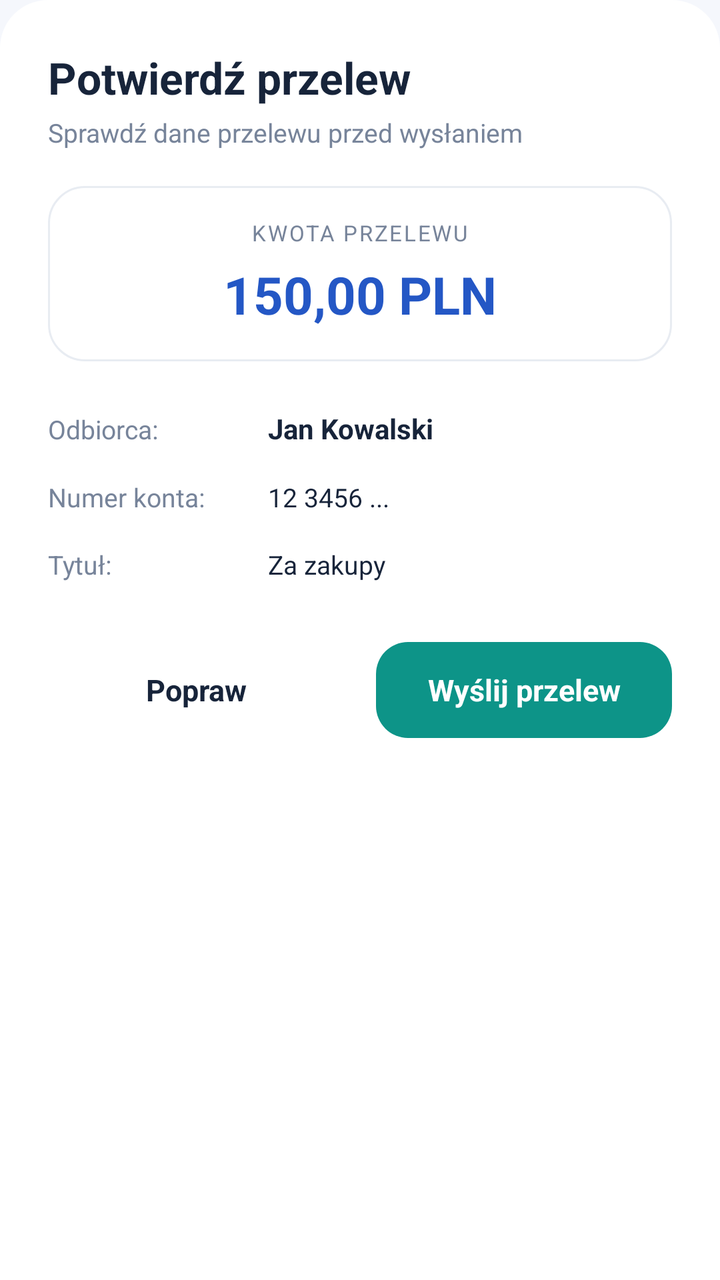
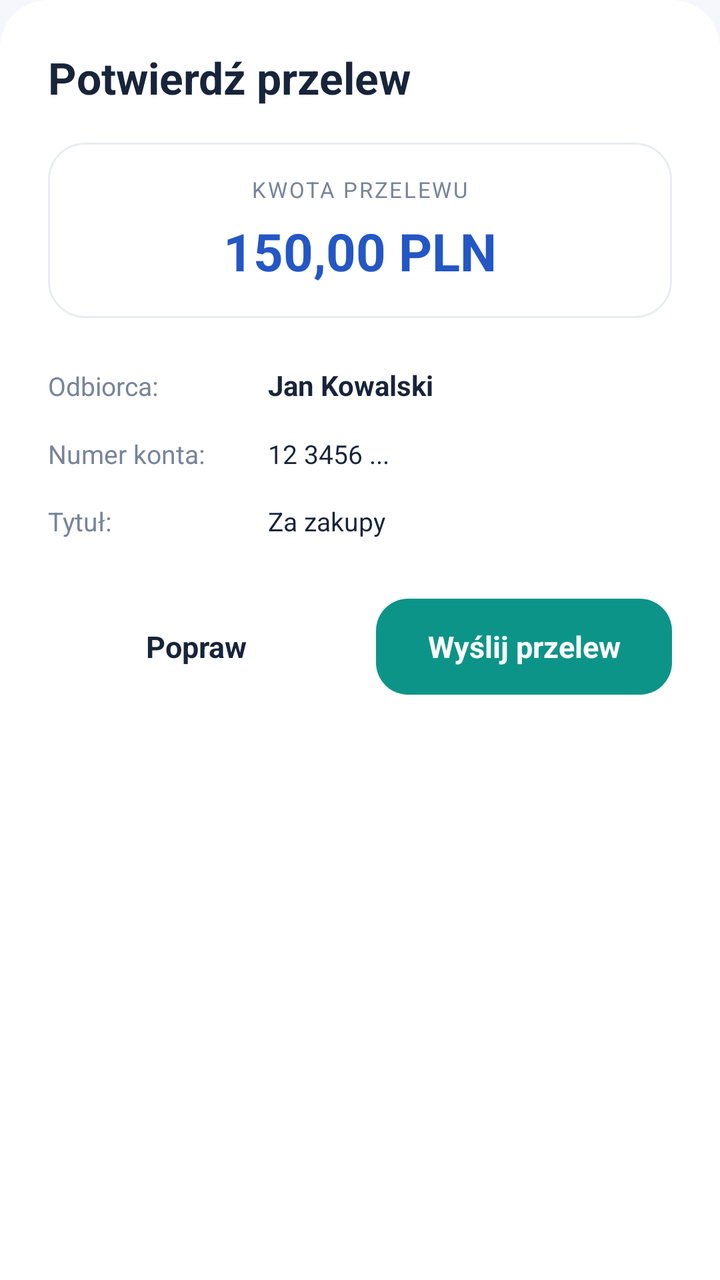

Two renders of the same Android screen: before a commit and after it. Below are the layout's source before the change and the commit's diff.
<!-- AndroidManifest.xml: application theme Theme.Bank3 -->
<!-- res/layout/dialog_confirm_transfer.xml -->
<?xml version="1.0" encoding="utf-8"?>
<LinearLayout xmlns:android="http://schemas.android.com/apk/res/android"
    android:id="@+id/dialogConfirmRoot"
    android:layout_width="match_parent"
    android:layout_height="wrap_content"
    android:orientation="vertical"
    android:padding="24dp"
    android:background="@drawable/bg_popup_rounded">

    <TextView
        android:id="@+id/dialogConfirmTitle"
        android:layout_width="wrap_content"
        android:layout_height="wrap_content"
        android:text="Potwierdź przelew"
        android:textColor="@color/theme_text"
        android:textSize="22sp"
        android:textStyle="bold" />

    <TextView
        android:id="@+id/dialogConfirmSubtitle"
        android:layout_width="wrap_content"
        android:layout_height="wrap_content"
        android:layout_marginTop="4dp"
        android:text="Sprawdź dane przelewu przed wysłaniem"
        android:textColor="@color/theme_text_secondary"
        android:textSize="13sp" />

    
    <LinearLayout
        android:id="@+id/confirmAmountCard"
        android:layout_width="match_parent"
        android:layout_height="wrap_content"
        android:layout_marginTop="18dp"
        android:background="@drawable/bg_quick_action"
        android:orientation="vertical"
        android:padding="16dp"
        android:gravity="center">

        <TextView
            android:layout_width="wrap_content"
            android:layout_height="wrap_content"
            android:text="KWOTA PRZELEWU"
            android:textColor="@color/theme_text_secondary"
            android:textSize="11sp"
            android:letterSpacing="0.08" />

        <TextView
            android:id="@+id/txtConfirmAmount"
            android:layout_width="wrap_content"
            android:layout_height="wrap_content"
            android:layout_marginTop="6dp"
            android:text="150,00 PLN"
            android:textColor="@color/theme_primary"
            android:textSize="26sp"
            android:textStyle="bold" />
    </LinearLayout>

    
    <LinearLayout
        android:layout_width="match_parent"
        android:layout_height="wrap_content"
        android:layout_marginTop="16dp"
        android:orientation="vertical">

        <LinearLayout
            android:layout_width="match_parent"
            android:layout_height="wrap_content"
            android:paddingVertical="8dp"
            android:orientation="horizontal">

            <TextView
                android:layout_width="110dp"
                android:layout_height="wrap_content"
                android:text="Odbiorca:"
                android:textColor="@color/theme_text_secondary"
                android:textSize="13sp" />

            <TextView
                android:id="@+id/txtConfirmRecipient"
                android:layout_width="0dp"
                android:layout_height="wrap_content"
                android:layout_weight="1"
                android:text="Jan Kowalski"
                android:textColor="@color/theme_text"
                android:textSize="14sp"
                android:textStyle="bold" />
        </LinearLayout>

        <LinearLayout
            android:layout_width="match_parent"
            android:layout_height="wrap_content"
            android:paddingVertical="8dp"
            android:orientation="horizontal">

            <TextView
                android:layout_width="110dp"
                android:layout_height="wrap_content"
                android:text="Numer konta:"
                android:textColor="@color/theme_text_secondary"
                android:textSize="13sp" />

            <TextView
                android:id="@+id/txtConfirmAccount"
                android:layout_width="0dp"
                android:layout_height="wrap_content"
                android:layout_weight="1"
                android:text="12 3456 ..."
                android:textColor="@color/theme_text"
                android:textSize="13sp" />
        </LinearLayout>

        <LinearLayout
            android:layout_width="match_parent"
            android:layout_height="wrap_content"
            android:paddingVertical="8dp"
            android:orientation="horizontal">

            <TextView
                android:layout_width="110dp"
                android:layout_height="wrap_content"
                android:text="Tytuł:"
                android:textColor="@color/theme_text_secondary"
                android:textSize="13sp" />

            <TextView
                android:id="@+id/txtConfirmTitle"
                android:layout_width="0dp"
                android:layout_height="wrap_content"
                android:layout_weight="1"
                android:text="Za zakupy"
                android:textColor="@color/theme_text"
                android:textSize="13sp" />
        </LinearLayout>

    </LinearLayout>

    
    <LinearLayout
        android:layout_width="match_parent"
        android:layout_height="wrap_content"
        android:layout_marginTop="22dp"
        android:orientation="horizontal">

        <TextView
            android:id="@+id/btnConfirmCancel"
            android:layout_width="0dp"
            android:layout_height="48dp"
            android:layout_weight="1"
            android:layout_marginEnd="8dp"
            android:background="@drawable/bg_nav_inactive"
            android:gravity="center"
            android:text="Popraw"
            android:textColor="@color/theme_text"
            android:textSize="15sp"
            android:textStyle="bold"
            android:clickable="true"
            android:focusable="true" />

        <TextView
            android:id="@+id/btnConfirmSubmit"
            android:layout_width="0dp"
            android:layout_height="48dp"
            android:layout_weight="1"
            android:layout_marginStart="8dp"
            android:background="@drawable/bg_register_button"
            android:gravity="center"
            android:text="Wyślij przelew"
            android:textColor="#FFFFFF"
            android:textSize="15sp"
            android:textStyle="bold"
            android:clickable="true"
            android:focusable="true" />

    </LinearLayout>

</LinearLayout>
<!-- resources referenced by this layout -->
<resources>
  <color name="theme_primary">#2457C5</color>
  <color name="theme_text">#17243A</color>
  <color name="theme_text_secondary">#77849A</color>
  <!-- drawable bg_nav_inactive (drawable) -->
  <?xml version="1.0" encoding="utf-8"?>
  <shape xmlns:android="http://schemas.android.com/apk/res/android">
  
      <corners android:radius="18dp" />
  
      <solid android:color="@color/theme_surface" />
  
  </shape>
  <!-- drawable bg_popup_rounded (drawable) -->
  <?xml version="1.0" encoding="utf-8"?>
  <shape xmlns:android="http://schemas.android.com/apk/res/android"
      android:shape="rectangle">
      <solid android:color="@color/theme_surface" />
      <corners
          android:topLeftRadius="24dp"
          android:topRightRadius="24dp" />
  </shape>
  <!-- drawable bg_quick_action (drawable) -->
  <?xml version="1.0" encoding="utf-8"?>
  <shape xmlns:android="http://schemas.android.com/apk/res/android">
  
      <corners android:radius="18dp" />
  
      <solid android:color="@color/theme_surface" />
  
      <stroke
          android:width="1dp"
          android:color="@color/theme_divider" />
  
  </shape>
  <!-- drawable bg_register_button (drawable) -->
  <?xml version="1.0" encoding="utf-8"?>
  <shape xmlns:android="http://schemas.android.com/apk/res/android"
      android:shape="rectangle">
  
      <corners android:radius="16dp" />
  
      <solid android:color="#0D9488" />
  
      <padding
          android:left="8dp"
          android:top="4dp"
          android:right="8dp"
          android:bottom="4dp" />
  
  </shape>
  <style name="Theme.Bank3" parent="Base.Theme.Bank3" />
  <color name="theme_surface">#FFFFFF</color>
  <color name="theme_divider">#E8ECF2</color>
  <style name="Base.Theme.Bank3" parent="Theme.Material3.Light.NoActionBar">
  
          <item name="colorPrimary">@color/theme_primary</item>
          <item name="colorOnPrimary">@color/theme_on_primary</item>
  
          <item name="colorSecondary">@color/theme_accent</item>
          <item name="colorOnSecondary">@color/theme_on_primary</item>
  
          <item name="android:colorBackground">@color/theme_background</item>
          <item name="colorSurface">@color/theme_surface</item>
          <item name="colorOnSurface">@color/theme_text</item>
  
          <item name="android:statusBarColor">@color/theme_background</item>
          <item name="android:navigationBarColor">@color/theme_background</item>
  
          <item name="android:windowLightStatusBar">true</item>
          <item name="android:windowLightNavigationBar">true</item>
      </style>
  <color name="theme_on_primary">#FFFFFF</color>
  <color name="theme_accent">#527DE8</color>
  <color name="theme_background">#F5F7FC</color>
</resources>

<!-- the commit's change to res/layout/dialog_confirm_transfer.xml (unified diff, before → after) -->
@@ -15,15 +15,6 @@
         android:textColor="@color/theme_text"
         android:textSize="22sp"
         android:textStyle="bold" />
-
-    <TextView
-        android:id="@+id/dialogConfirmSubtitle"
-        android:layout_width="wrap_content"
-        android:layout_height="wrap_content"
-        android:layout_marginTop="4dp"
-        android:text="Sprawdź dane przelewu przed wysłaniem"
-        android:textColor="@color/theme_text_secondary"
-        android:textSize="13sp" />
 
     
     <LinearLayout
